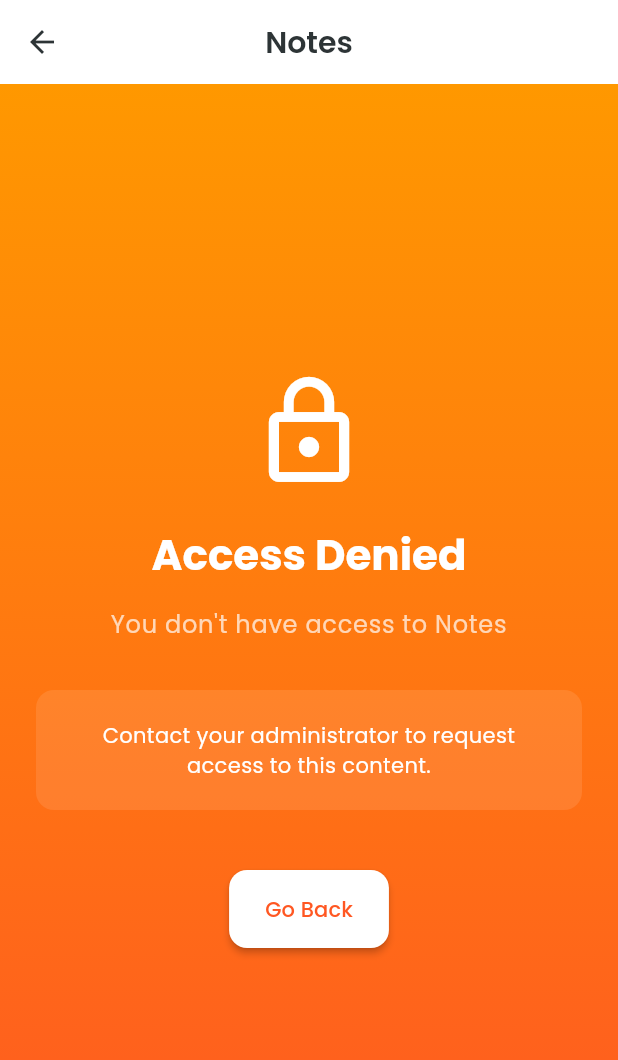
After one commit to vishuforreal/my_study_mate, a Flutter app: the NoAccessScreen screen opened directly, on a phone screen of 412 x 824 dp. The commit adds this screen. Shown: the top 1060 px of the screen. Run offline on Flutter 3.47's test engine with Material 3 defaults, Android fonts, the phone set to English and light mode, and no system bars; our stand-ins replace google_fonts, image_picker, shared_preferences; accounts and stored records are empty.

Commit message:
Add no access screen for restricted content

```diff
--- /dev/null
+++ b/flutter_app/lib/screens/common/no_access_screen.dart
@@ -0,0 +1,78 @@
+import 'package:flutter/material.dart';
+
+class NoAccessScreen extends StatelessWidget {
+  final String contentType;
+
+  const NoAccessScreen({super.key, required this.contentType});
+
+  @override
+  Widget build(BuildContext context) {
+    return Scaffold(
+      appBar: AppBar(title: Text(contentType)),
+      body: Container(
+        decoration: const BoxDecoration(
+          gradient: LinearGradient(
+            colors: [Colors.orange, Colors.deepOrange],
+            begin: Alignment.topCenter,
+            end: Alignment.bottomCenter,
+          ),
+        ),
+        child: Center(
+          child: Padding(
+            padding: const EdgeInsets.all(24),
+            child: Column(
+              mainAxisAlignment: MainAxisAlignment.center,
+              children: [
+                const Icon(
+                  Icons.lock_outline,
+                  size: 80,
+                  color: Colors.white,
+                ),
+                const SizedBox(height: 24),
+                Text(
+                  'Access Denied',
+                  style: Theme.of(context).textTheme.headlineMedium?.copyWith(
+                        color: Colors.white,
+                        fontWeight: FontWeight.bold,
+                      ),
+                ),
+                const SizedBox(height: 16),
+                Text(
+                  'You don\'t have access to $contentType',
+                  style: Theme.of(context).textTheme.bodyLarge?.copyWith(
+                        color: Colors.white70,
+                      ),
+                  textAlign: TextAlign.center,
+                ),
+                const SizedBox(height: 32),
+                Container(
+                  padding: const EdgeInsets.all(20),
+                  decoration: BoxDecoration(
+                    color: Colors.white.withOpacity(0.1),
+                    borderRadius: BorderRadius.circular(12),
+                  ),
+                  child: Text(
+                    'Contact your administrator to request access to this content.',
+                    style: Theme.of(context).textTheme.bodyMedium?.copyWith(
+                          color: Colors.white,
+                        ),
+                    textAlign: TextAlign.center,
+                  ),
+                ),
+                const SizedBox(height: 40),
+                ElevatedButton(
+                  onPressed: () => Navigator.pop(context),
+                  style: ElevatedButton.styleFrom(
+                    backgroundColor: Colors.white,
+                    foregroundColor: Colors.deepOrange,
+                  ),
+                  child: const Text('Go Back'),
+                ),
+              ],
+            ),
+          ),
+        ),
+      ),
+    );
+  }
+}
```
Also changed, not shown: flutter_app/lib/screens/student/student_home_screen.dart (+43 -6 lines).
